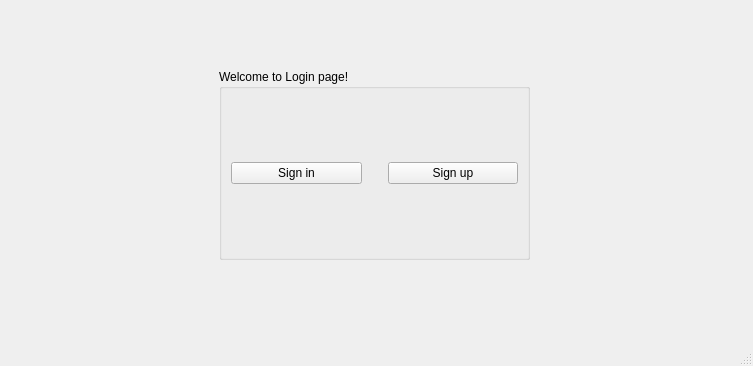
First picture: the form in Client/mainwindow.ui, repository AlexandruNuta/ProjectModernCPP, before the edit.
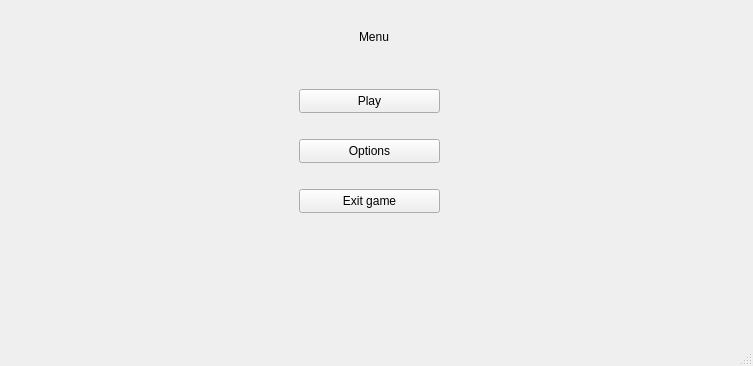
Second picture: the form after the edit. The open tabs and pages were chosen to show the change.

Commit message: Added Game menu page & option page for User Interface.

What changed in the file:
```diff
--- a/Client/mainwindow.ui
+++ b/Client/mainwindow.ui
@@ -232,10 +232,64 @@
          </rect>
         </property>
         <property name="text">
-         <string>page 2</string>
+         <string>Menu</string>
         </property>
        </widget>
-       <widget class="QPushButton" name="pushButton_goto_page_3">
+       <widget class="QPushButton" name="pushButton_Play">
+        <property name="geometry">
+         <rect>
+          <x>290</x>
+          <y>80</y>
+          <width>141</width>
+          <height>24</height>
+         </rect>
+        </property>
+        <property name="text">
+         <string>Play</string>
+        </property>
+       </widget>
+       <widget class="QPushButton" name="pushButton_Options">
+        <property name="geometry">
+         <rect>
+          <x>290</x>
+          <y>130</y>
+          <width>141</width>
+          <height>24</height>
+         </rect>
+        </property>
+        <property name="text">
+         <string>Options</string>
+        </property>
+       </widget>
+       <widget class="QPushButton" name="pushButton_Exit">
+        <property name="geometry">
+         <rect>
+          <x>290</x>
+          <y>180</y>
+          <width>141</width>
+          <height>24</height>
+         </rect>
+        </property>
+        <property name="text">
+         <string>Exit game</string>
+        </property>
+       </widget>
+      </widget>
+      <widget class="QWidget" name="page_5">
+       <widget class="QLabel" name="label_8">
+        <property name="geometry">
+         <rect>
+          <x>330</x>
+          <y>70</y>
+          <width>101</width>
+          <height>16</height>
+         </rect>
+        </property>
+        <property name="text">
+         <string>Not Available Yet</string>
+        </property>
+       </widget>
+       <widget class="QPushButton" name="pushButton_OptionsPage_Back">
         <property name="geometry">
          <rect>
           <x>30</x>
```
Left out of the diff: 18 changed lines with no effect on the pictures. The commit also changes 7 other files.
